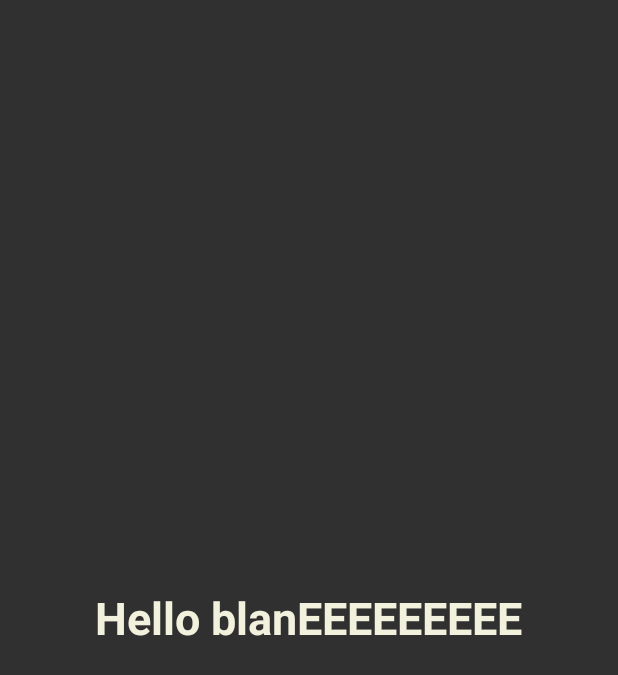
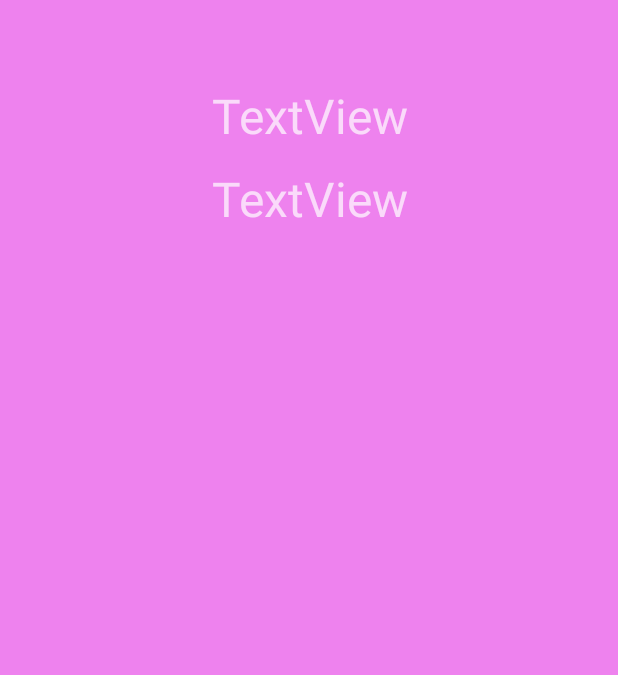
Before and after one commit to MarcoSpino/MFL, an Android app: the fragment quartoFragment shown on its own in the app's theme, on a phone screen of 412 x 824 dp. Shown: the top 675 px of the screen. Run offline under Robolectric (Android 15) with nearby library versions, the phone set to English and light mode, and no system bars; our stand-ins replace Firebase (no records; nobody signed in at launch, a user with empty details on screens opened directly).

Commit message:
modifiche pagina iniziale, ho messo a posto il mantenimento del login e ho iniziato la pagina profilo

```diff
--- a/app/src/main/java/com/example/mfl/home.java
+++ b/app/src/main/java/com/example/mfl/home.java
@@ -52,7 +52,7 @@ public class home extends AppCompatActivity{
                     case R.id.nav_4:
 
                         fragment = new quartoFragment();
-                        return true;
+
 
                 }
                 getSupportFragmentManager().beginTransaction().replace(R.id.body_container, fragment).commit();
--- a/app/src/main/java/com/example/mfl/log.java
+++ b/app/src/main/java/com/example/mfl/log.java
@@ -49,6 +49,7 @@ public class log extends AppCompatActivity {
             }
         });
     }
+
 
     private void loginUserAccount()
     {
--- a/app/src/main/java/com/example/mfl/quartoFragment.java
+++ b/app/src/main/java/com/example/mfl/quartoFragment.java
@@ -7,6 +7,10 @@ import androidx.fragment.app.Fragment;
 import android.view.LayoutInflater;
 import android.view.View;
 import android.view.ViewGroup;
+import android.widget.TextView;
+
+import com.google.firebase.auth.FirebaseAuth;
+import com.google.firebase.auth.FirebaseUser;
 
 /**
  * A simple {@link Fragment} subclass.
@@ -23,6 +27,7 @@ public class quartoFragment extends Fragment {
     // TODO: Rename and change types of parameters
     private String mParam1;
     private String mParam2;
+    TextView profilo;
 
     public quartoFragment() {
         // Required empty public constructor
@@ -46,19 +51,43 @@ public class quartoFragment extends Fragment {
         return fragment;
     }
 
+
     @Override
     public void onCreate(Bundle savedInstanceState) {
         super.onCreate(savedInstanceState);
+
         if (getArguments() != null) {
             mParam1 = getArguments().getString(ARG_PARAM1);
             mParam2 = getArguments().getString(ARG_PARAM2);
         }
+
     }
 
     @Override
     public View onCreateView(LayoutInflater inflater, ViewGroup container,
                              Bundle savedInstanceState) {
         // Inflate the layout for this fragment
-        return inflater.inflate(R.layout.fragment_quarto, container, false);
+        View rootView = inflater.inflate(R.layout.fragment_quarto, container, false);
+
+        profilo = (TextView) rootView.findViewById(R.id.textView2);
+        FirebaseUser user = FirebaseAuth.getInstance().getCurrentUser();
+        if (user != null) {
+            // User is signed in
+            profilo.setText(user.getEmail());
+
+        } else {
+            // No user is signed in
+        }
+        return rootView;
+
     }
+
+
+
+
+
+
+
+
+
 }
--- /dev/null
+++ b/app/src/main/res/drawable/ic_baseline_manage_search_24.xml
@@ -0,0 +1,5 @@
+<vector android:autoMirrored="true" android:height="24dp"
+    android:tint="#DBD82A" android:viewportHeight="24"
+    android:viewportWidth="24" android:width="24dp" xmlns:android="http://schemas.android.com/apk/res/android">
+    <path android:fillColor="@android:color/white" android:pathData="M7,9H2V7h5V9zM7,12H2v2h5V12zM20.59,19l-3.83,-3.83C15.96,15.69 15.02,16 14,16c-2.76,0 -5,-2.24 -5,-5s2.24,-5 5,-5s5,2.24 5,5c0,1.02 -0.31,1.96 -0.83,2.75L22,17.59L20.59,19zM17,11c0,-1.65 -1.35,-3 -3,-3s-3,1.35 -3,3s1.35,3 3,3S17,12.65 17,11zM2,19h10v-2H2V19z"/>
+</vector>
--- /dev/null
+++ b/app/src/main/res/drawable/ic_baseline_person_24.xml
@@ -0,0 +1,5 @@
+<vector android:height="24dp" android:tint="#DBD82A"
+    android:viewportHeight="24" android:viewportWidth="24"
+    android:width="24dp" xmlns:android="http://schemas.android.com/apk/res/android">
+    <path android:fillColor="@android:color/white" android:pathData="M12,12c2.21,0 4,-1.79 4,-4s-1.79,-4 -4,-4 -4,1.79 -4,4 1.79,4 4,4zM12,14c-2.67,0 -8,1.34 -8,4v2h16v-2c0,-2.66 -5.33,-4 -8,-4z"/>
+</vector>
--- /dev/null
+++ b/app/src/main/res/drawable/ic_baseline_stars_24.xml
@@ -0,0 +1,5 @@
+<vector android:height="24dp" android:tint="#DBD82A"
+    android:viewportHeight="24" android:viewportWidth="24"
+    android:width="24dp" xmlns:android="http://schemas.android.com/apk/res/android">
+    <path android:fillColor="@android:color/white" android:pathData="M11.99,2C6.47,2 2,6.48 2,12s4.47,10 9.99,10C17.52,22 22,17.52 22,12S17.52,2 11.99,2zM16.23,18L12,15.45 7.77,18l1.12,-4.81 -3.73,-3.23 4.92,-0.42L12,5l1.92,4.53 4.92,0.42 -3.73,3.23L16.23,18z"/>
+</vector>
--- a/app/src/main/res/layout/fragment_quarto.xml
+++ b/app/src/main/res/layout/fragment_quarto.xml
@@ -3,14 +3,40 @@
     xmlns:tools="http://schemas.android.com/tools"
     android:layout_width="match_parent"
     android:layout_height="match_parent"
-    tools:context=".quartoFragment">
+    tools:context=".quartoFragment"
+    android:background="@color/violet"
+    >
 
-    <TextView
-        android:layout_width="wrap_content"
-        android:layout_height="wrap_content"
-        android:layout_gravity="center"
-        android:textSize="30dp"
-        android:textColor="@color/primo"
-        android:textStyle="bold"
-        android:text="@string/hello_blank_fragment" />
+    <LinearLayout
+        android:layout_width="match_parent"
+        android:layout_height="match_parent"
+        android:orientation="vertical">
+
+        <TextView
+            android:id="@+id/textView2"
+            android:layout_width="match_parent"
+            android:layout_height="wrap_content"
+            android:layout_marginBottom="12dp"
+            android:textSize="32dp"
+            android:textAlignment="center"
+            android:text="TextView" />
+
+        <TextView
+            android:id="@+id/textView3"
+            android:layout_width="match_parent"
+            android:layout_height="wrap_content"
+            android:layout_marginBottom="12dp"
+            android:textSize="32dp"
+            android:textAlignment="center"
+            android:text="TextView" />
+
+        <TextView
+            android:id="@+id/textView4"
+            android:layout_width="match_parent"
+            android:layout_height="wrap_content"
+            android:layout_marginBottom="12dp"
+            android:textSize="32dp"
+            android:textAlignment="center"
+            android:text="TextView" />
+    </LinearLayout>
 </FrameLayout>
--- a/app/src/main/res/layout/home.xml
+++ b/app/src/main/res/layout/home.xml
@@ -26,7 +26,7 @@
        app:itemIconTint="@drawable/item_selector"
        app:itemTextColor="@drawable/item_selector"
        app:itemRippleColor="@android:color/transparent"
-       app:labelVisibilityMode="unlabeled"
+       app:labelVisibilityMode="labeled"
        app:menu="@menu/menu_items"/>
 
 </RelativeLayout>
--- a/app/src/main/res/values/themes.xml
+++ b/app/src/main/res/values/themes.xml
@@ -12,8 +12,10 @@
         <item name="colorOnSecondary">@color/black</item>
         <!-- Status bar color. -->
         <item name="android:statusBarColor">?attr/colorPrimaryVariant</item>
+
+        <!-- Customize your theme here. -->
         <item name="colorControlHighlight">@color/red</item>
-        <!-- Customize your theme here. -->
+
 
     </style>
 </resources>
```
Also changed, not shown: app/src/main/java/com/example/mfl/HomeFragment.java (+14 -121 lines), app/src/main/java/com/example/mfl/MainActivity.java (+9 -0 lines), app/src/main/res/menu/menu_items.xml (+7 -7 lines).
